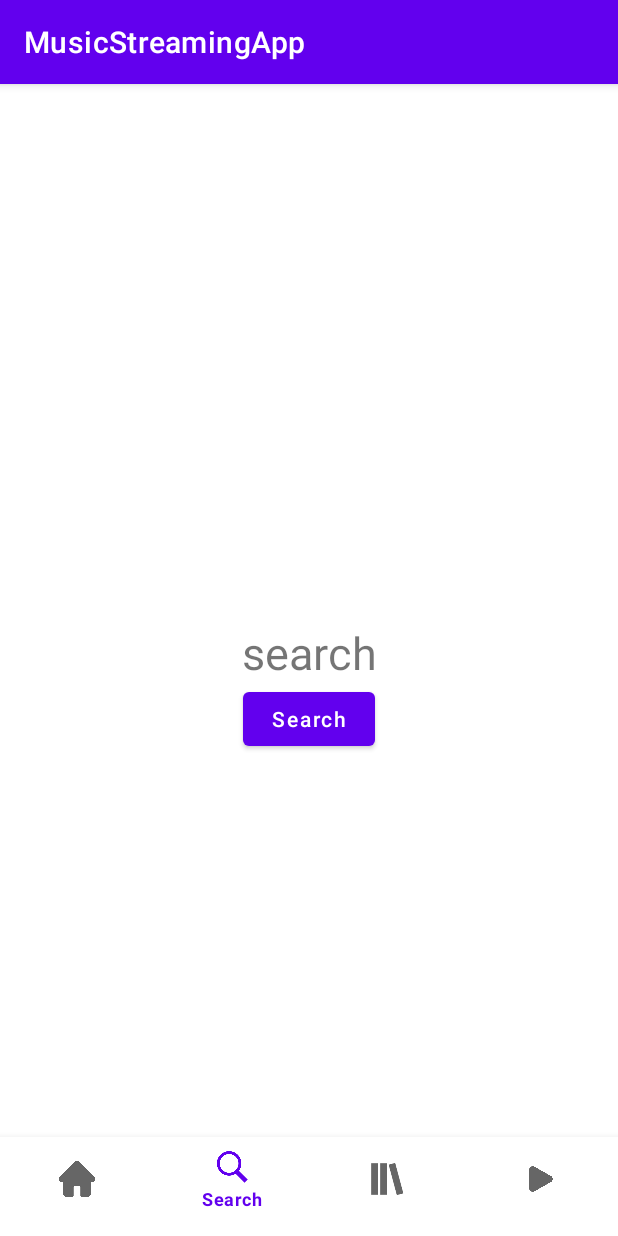
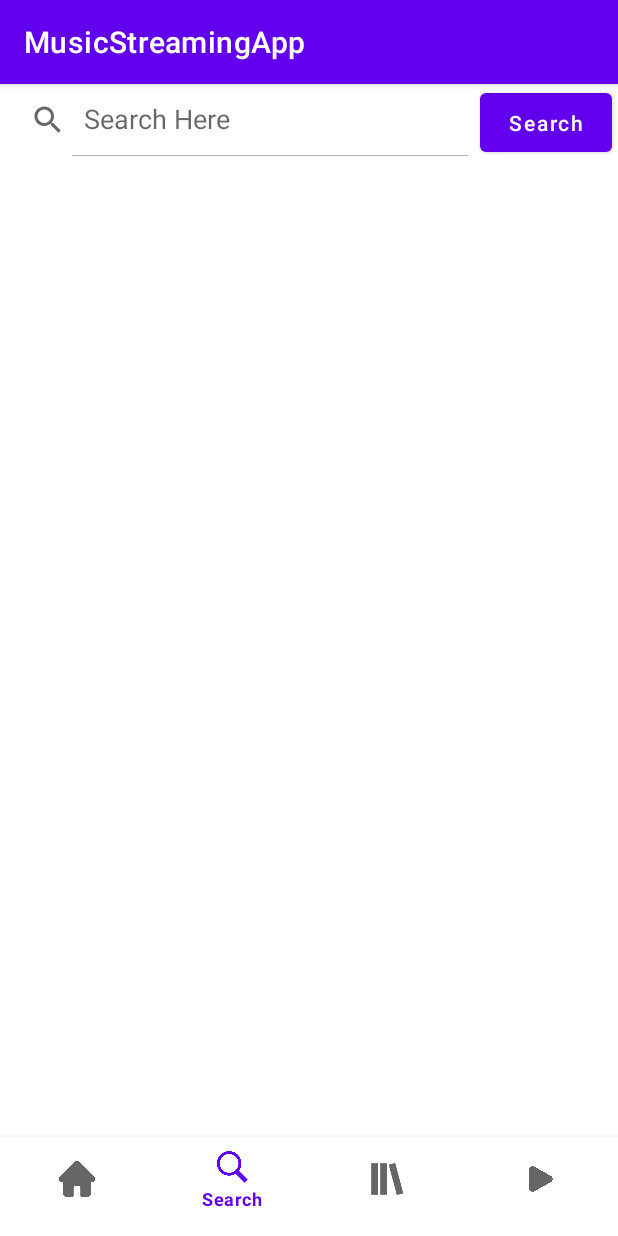
Before and after one commit to rahulshah5/MusicStreamingAndroidApp, an Android app: the screen it shows after launch (MainActivity), item 2 of the bottom bar chosen, on a phone screen of 412 x 824 dp. Run offline under Robolectric (Android 15) with nearby library versions, the phone set to English and light mode, and no system bars; our stand-ins replace Picasso; pictures from the network do not load.

Commit message:
app icon added and search xml edited

```diff
--- a/app/src/main/AndroidManifest.xml
+++ b/app/src/main/AndroidManifest.xml
@@ -6,9 +6,9 @@
         android:allowBackup="true"
         android:dataExtractionRules="@xml/data_extraction_rules"
         android:fullBackupContent="@xml/backup_rules"
-        android:icon="@mipmap/ic_launcher"
+        android:icon="@drawable/logo"
         android:label="@string/app_name"
-        android:roundIcon="@mipmap/ic_launcher_round"
+        android:roundIcon="@drawable/logo"
         android:supportsRtl="true"
         android:usesCleartextTraffic="true"
         android:theme="@style/Theme.MusicStreamingApp"
--- a/app/src/main/res/layout/activity_search.xml
+++ b/app/src/main/res/layout/activity_search.xml
@@ -3,22 +3,21 @@
     android:layout_width="match_parent"
     android:layout_height="match_parent">
 
-    <TextView
-        android:layout_width="match_parent"
+
+    <SearchView
+        android:id="@+id/searchView"
+        android:layout_width="320dp"
         android:layout_height="wrap_content"
-        android:text="search"
-        android:textSize="30sp"
-        android:layout_centerInParent="true"
-        android:gravity="center"
-        android:id="@+id/searchTextView"/>
-
+        android:iconifiedByDefault="false"
+        android:queryHint="Search Here" />
 
     <Button
         android:layout_width="wrap_content"
         android:layout_height="wrap_content"
+        android:layout_toRightOf="@id/searchView"
         android:text="Search"
         android:textAllCaps="false"
-        android:layout_below="@id/searchTextView"
-        android:layout_centerInParent="true"/>
+        android:padding="10dp"
+       />
 
 </RelativeLayout>
```
Also changed, not shown: app/src/main/res/drawable/logo.png (added), app/src/main/res/mipmap-hdpi/launcher_icon.png (added), app/src/main/res/mipmap-mdpi/launcher_icon.png (added), app/src/main/res/mipmap-xhdpi/launcher_icon.png (added), app/src/main/res/mipmap-xxhdpi/launcher_icon.png (added), app/src/main/res/mipmap-xxxhdpi/launcher_icon.png (added).
